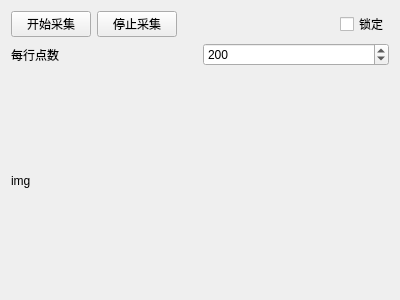
Before: the Qt Designer form scanwidget.ui in curious-heart/x-data-scanner, drawn with Qt 5.
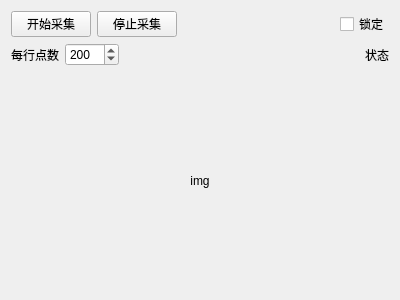
After: the same form once the commit is applied.

```diff
--- a/scanwidget.ui
+++ b/scanwidget.ui
@@ -75,6 +75,26 @@
        </property>
       </widget>
      </item>
+     <item>
+      <spacer name="horizontalSpacer_2">
+       <property name="orientation">
+        <enum>Qt::Horizontal</enum>
+       </property>
+       <property name="sizeHint" stdset="0">
+        <size>
+         <width>40</width>
+         <height>20</height>
+        </size>
+       </property>
+      </spacer>
+     </item>
+     <item>
+      <widget class="QLabel" name="scanStLbl">
+       <property name="text">
+        <string>状态</string>
+       </property>
+      </widget>
+     </item>
     </layout>
    </item>
    <item>
@@ -82,6 +102,9 @@
      <property name="text">
       <string>img</string>
      </property>
+     <property name="alignment">
+      <set>Qt::AlignCenter</set>
+     </property>
     </widget>
    </item>
   </layout>
```
